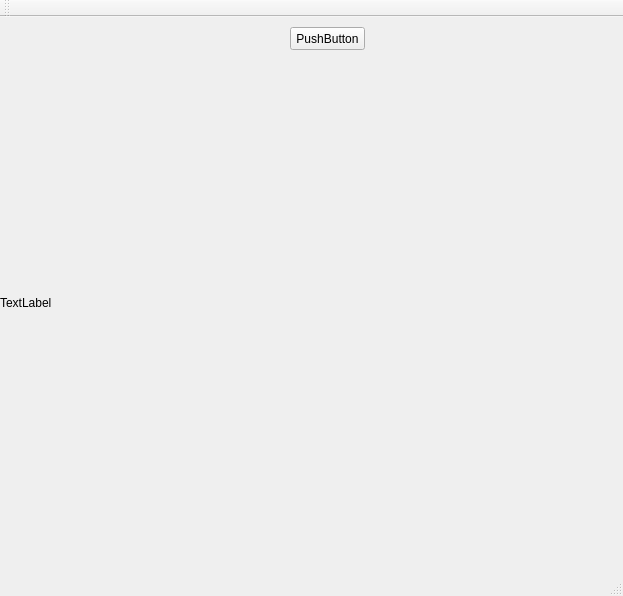
piotrek1234/miniscada, file mainwindow.ui: the form before one commit.
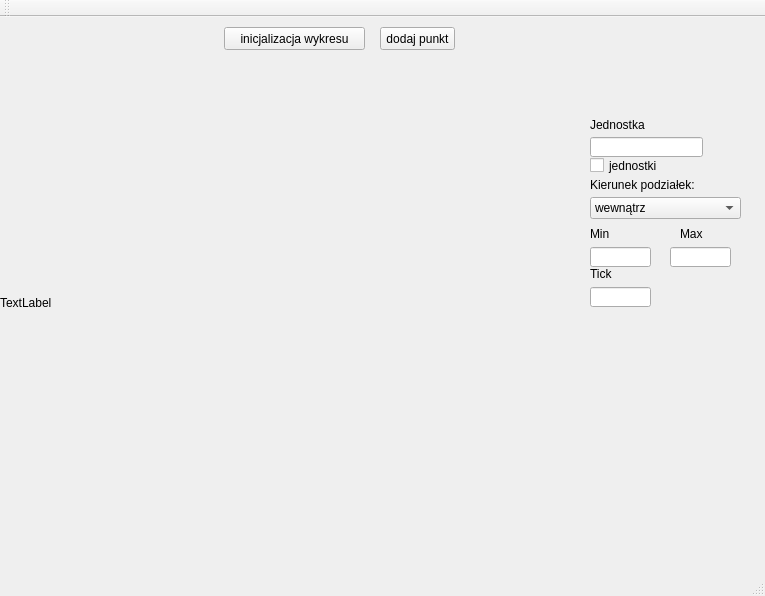
The form after the commit.

What changed in the file:
```diff
--- a/mainwindow.ui
+++ b/mainwindow.ui
@@ -6,7 +6,7 @@
    <rect>
     <x>0</x>
     <y>0</y>
-    <width>623</width>
+    <width>765</width>
     <height>596</height>
    </rect>
   </property>
@@ -19,7 +19,7 @@
      <rect>
       <x>0</x>
       <y>40</y>
-      <width>611</width>
+      <width>571</width>
       <height>491</height>
      </rect>
     </property>
@@ -30,14 +30,170 @@
    <widget class="QPushButton" name="pushButton">
     <property name="geometry">
      <rect>
-      <x>290</x>
+      <x>224</x>
+      <y>10</y>
+      <width>141</width>
+      <height>23</height>
+     </rect>
+    </property>
+    <property name="text">
+     <string>inicjalizacja wykresu</string>
+    </property>
+   </widget>
+   <widget class="QPushButton" name="pushButton_2">
+    <property name="geometry">
+     <rect>
+      <x>380</x>
       <y>10</y>
       <width>75</width>
       <height>23</height>
      </rect>
     </property>
     <property name="text">
-     <string>PushButton</string>
+     <string>dodaj punkt</string>
+    </property>
+   </widget>
+   <widget class="QLineEdit" name="eJednostka">
+    <property name="geometry">
+     <rect>
+      <x>590</x>
+      <y>120</y>
+      <width>113</width>
+      <height>20</height>
+     </rect>
+    </property>
+   </widget>
+   <widget class="QCheckBox" name="cJednostka">
+    <property name="geometry">
+     <rect>
+      <x>590</x>
+      <y>140</y>
+      <width>70</width>
+      <height>17</height>
+     </rect>
+    </property>
+    <property name="text">
+     <string>jednostki</string>
+    </property>
+   </widget>
+   <widget class="QComboBox" name="cKierunek">
+    <property name="geometry">
+     <rect>
+      <x>590</x>
+      <y>180</y>
+      <width>151</width>
+      <height>22</height>
+     </rect>
+    </property>
+    <item>
+     <property name="text">
+      <string>wewnątrz</string>
+     </property>
+    </item>
+    <item>
+     <property name="text">
+      <string>środek</string>
+     </property>
+    </item>
+    <item>
+     <property name="text">
+      <string>zewnątrz</string>
+     </property>
+    </item>
+   </widget>
+   <widget class="QLabel" name="label_2">
+    <property name="geometry">
+     <rect>
+      <x>590</x>
+      <y>160</y>
+      <width>131</width>
+      <height>16</height>
+     </rect>
+    </property>
+    <property name="text">
+     <string>Kierunek podziałek:</string>
+    </property>
+   </widget>
+   <widget class="QLabel" name="label_3">
+    <property name="geometry">
+     <rect>
+      <x>590</x>
+      <y>100</y>
+      <width>61</width>
+      <height>16</height>
+     </rect>
+    </property>
+    <property name="text">
+     <string>Jednostka</string>
+    </property>
+   </widget>
+   <widget class="QLabel" name="label_4">
+    <property name="geometry">
+     <rect>
+      <x>590</x>
+      <y>210</y>
+      <width>46</width>
+      <height>13</height>
+     </rect>
+    </property>
+    <property name="text">
+     <string>Min</string>
+    </property>
+   </widget>
+   <widget class="QLabel" name="label_5">
+    <property name="geometry">
+     <rect>
+      <x>680</x>
+      <y>210</y>
+      <width>46</width>
+      <height>13</height>
+     </rect>
+    </property>
+    <property name="text">
+     <string>Max</string>
+    </property>
+   </widget>
+   <widget class="QLineEdit" name="eMin">
+    <property name="geometry">
+     <rect>
+      <x>590</x>
+      <y>230</y>
+      <width>61</width>
+      <height>20</height>
+     </rect>
+    </property>
+   </widget>
+   <widget class="QLineEdit" name="eMax">
+    <property name="geometry">
+     <rect>
+      <x>670</x>
+      <y>230</y>
+      <width>61</width>
+      <height>20</height>
+     </rect>
+    </property>
+   </widget>
+   <widget class="QLineEdit" name="eTick">
+    <property name="geometry">
+     <rect>
+      <x>590</x>
+      <y>270</y>
+      <width>61</width>
+      <height>20</height>
+     </rect>
+    </property>
+   </widget>
+   <widget class="QLabel" name="label_6">
+    <property name="geometry">
+     <rect>
+      <x>590</x>
+      <y>250</y>
+      <width>46</width>
+      <height>13</height>
+     </rect>
+    </property>
+    <property name="text">
+     <string>Tick</string>
     </property>
    </widget>
   </widget>
```
Left out of the diff: 2 changed lines with no effect on the pictures.
